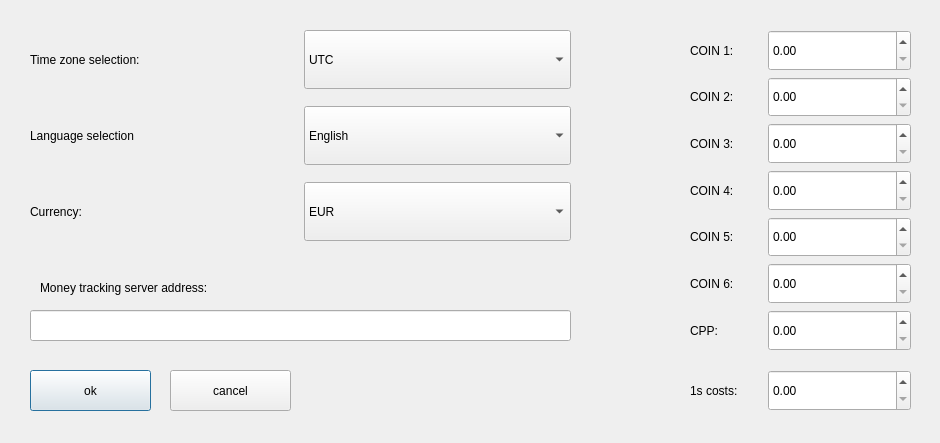
Before: the Qt Designer form blue-app/ui/Settings.ui in matus-u/sz-bluetooth, drawn with Qt 5.
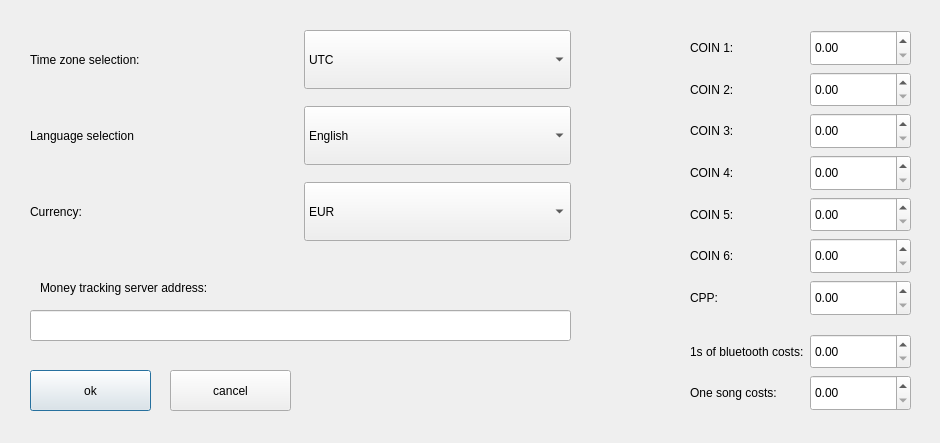
After: the same form once the commit is applied.

Commit message: add setting for song cost

What changed in the file:
```diff
--- a/blue-app/ui/Settings.ui
+++ b/blue-app/ui/Settings.ui
@@ -182,7 +182,7 @@
      <height>381</height>
     </rect>
    </property>
-   <layout class="QGridLayout" name="gridLayout_2" rowstretch="3,3,3,3,3,3,3,1,3" columnstretch="1,2">
+   <layout class="QGridLayout" name="gridLayout_2" rowstretch="3,3,3,3,3,3,3,1,3,3" columnstretch="1,2">
     <item row="8" column="1">
      <widget class="QDoubleSpinBox" name="secondCostsValue">
       <property name="sizePolicy">
@@ -339,7 +339,7 @@
     <item row="8" column="0">
      <widget class="QLabel" name="label_10">
       <property name="text">
-       <string>1s costs:</string>
+       <string>1s of bluetooth costs:</string>
       </property>
      </widget>
     </item>
@@ -356,6 +356,26 @@
       </property>
      </spacer>
     </item>
+    <item row="9" column="0">
+     <widget class="QLabel" name="label_11">
+      <property name="text">
+       <string>One song costs:</string>
+      </property>
+     </widget>
+    </item>
+    <item row="9" column="1">
+     <widget class="QDoubleSpinBox" name="songCostsValue">
+      <property name="sizePolicy">
+       <sizepolicy hsizetype="Minimum" vsizetype="Preferred">
+        <horstretch>0</horstretch>
+        <verstretch>0</verstretch>
+       </sizepolicy>
+      </property>
+      <property name="maximum">
+       <double>999.990000000000009</double>
+      </property>
+     </widget>
+    </item>
    </layout>
   </widget>
   <widget class="QLabel" name="label_2">
```
The commit also changes 4 other files.
